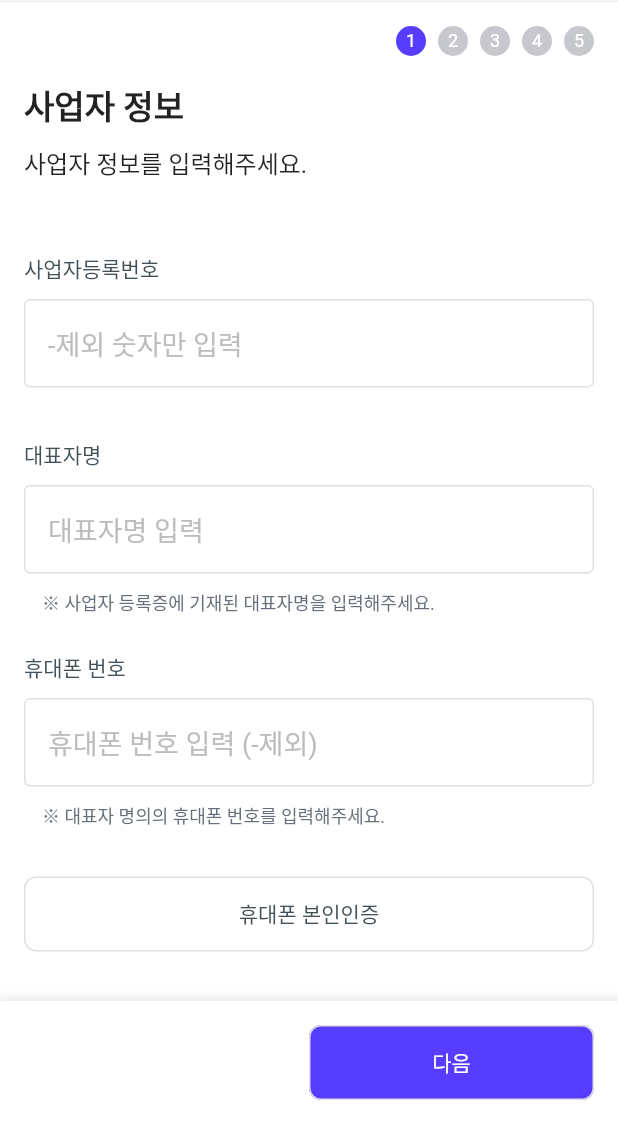
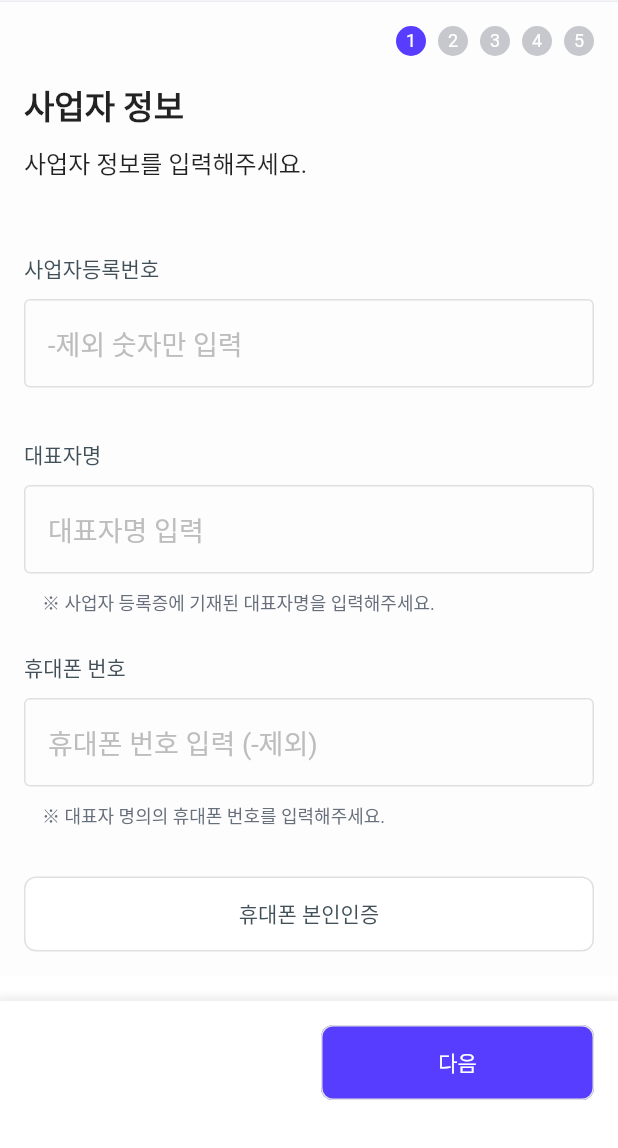
Before and after one commit to wkdgus1164/pokerspot_partner_app, a Flutter app: the ShopProcessBusinessView screen opened directly, on a phone screen of 412 x 824 dp, the part 88-1236 px from its top. Run offline on Flutter 3.47's test engine with Material 2 defaults, Android fonts, the phone set to English and light mode, and no system bars; our stand-ins replace card_swiper, flutter_svg, go_router.

Commit message:
add: 신규 매장 등록 - 기본 정보

```diff
--- a/lib/common/routes/base/shop.dart
+++ b/lib/common/routes/base/shop.dart
@@ -5,6 +5,7 @@ import 'package:pokerspot_partner_app/common/routes/custom_route/right_to_left.d
 import 'package:pokerspot_partner_app/ui/shop/new/guide/views/guide_tab_view.dart';
 import 'package:pokerspot_partner_app/ui/shop/new/intro/views/intro_view.dart';
 import 'package:pokerspot_partner_app/ui/shop/new/process/business/views/business_view.dart';
+import 'package:pokerspot_partner_app/ui/shop/new/process/essential/views/essential_view.dart';
 
 const String shopPath = 'shop';
 
@@ -13,6 +14,7 @@ enum ShopRoutes {
   newGuide('$shopPath/new/guide'),
 
   processBusiness('$shopPath/process/business'),
+  processEssential('$shopPath/process/essential'),
   ;
 
   const ShopRoutes(this.path);
@@ -24,10 +26,14 @@ Map<String, Widget Function(BuildContext)> shopNamedRoutes = {
   ShopRoutes.newIntro.path: (context) => const ShopNewIntroView(),
   ShopRoutes.newGuide.path: (context) => const ShopNewGuideTabView(),
   ShopRoutes.processBusiness.path: (context) => const ShopProcessBusinessView(),
+  ShopRoutes.processEssential.path: (context) =>
+      const ShopProcessEssentialView(),
 };
 
 List<RouteBase> shopRoutes = [
   rightToLeft(ShopRoutes.newIntro.path, const ShopNewIntroView()),
   bottomToTop(ShopRoutes.newGuide.path, const ShopNewGuideTabView()),
   rightToLeft(ShopRoutes.processBusiness.path, const ShopProcessBusinessView()),
+  rightToLeft(
+      ShopRoutes.processEssential.path, const ShopProcessEssentialView()),
 ];
--- a/lib/ui/shop/new/process/business/views/business_view.dart
+++ b/lib/ui/shop/new/process/business/views/business_view.dart
@@ -1,8 +1,10 @@
 import 'package:flutter/material.dart';
+import 'package:go_router/go_router.dart';
 import 'package:pokerspot_partner_app/common/components/app_bar/app_bar.dart';
 import 'package:pokerspot_partner_app/common/components/button/custom_button.dart';
 import 'package:pokerspot_partner_app/common/components/text_field/text_field_set.dart';
 import 'package:pokerspot_partner_app/common/constants/sizes.dart';
+import 'package:pokerspot_partner_app/common/routes/base/shop.dart';
 import 'package:pokerspot_partner_app/common/theme/color.dart';
 import 'package:pokerspot_partner_app/common/theme/typography.dart';
 import 'package:pokerspot_partner_app/ui/shop/new/process/components/steps.dart';
@@ -34,8 +36,10 @@ class ShopProcessBusinessView extends StatelessWidget {
               child: SingleChildScrollView(
                 child: Container(
                   padding: const EdgeInsets.all(padding16),
+                  color: backgroundColor,
                   child: Column(
                     crossAxisAlignment: CrossAxisAlignment.stretch,
+                    mainAxisSize: MainAxisSize.max,
                     children: [
                       const ShopProcessSteps(index: 1),
                       const SizedBox(height: padding16),
@@ -43,43 +47,35 @@ class ShopProcessBusinessView extends StatelessWidget {
                       const SizedBox(height: padding10),
                       Text('사업자 정보를 입력해주세요.', style: bodySmall),
                       const SizedBox(height: padding48),
-                      CustomTextFieldSet(
-                        inputLabel: '사업자등록번호',
-                        keyboardType: TextInputType.number,
-                        isPassword: false,
-                        inputHintText: '-제외 숫자만 입력',
-                        onTextFieldChanged: (_) {},
-                      ),
+
+                      // 사업자등록번호
+                      _buildBusinessNumber(),
                       const SizedBox(height: padding24),
-                      CustomTextFieldSet(
-                        inputLabel: '대표자명',
-                        keyboardType: TextInputType.text,
-                        isPassword: false,
-                        inputHintText: '대표자명 입력',
-                        onTextFieldChanged: (_) {},
-                        captionText: '※ 사업자 등록증에 기재된 대표자명을 입력해주세요.',
-                      ),
+
+                      // 대표자명
+                      _buildOwner(),
                       const SizedBox(height: padding24),
-                      CustomTextFieldSet(
-                        inputLabel: '휴대폰 번호',
-                        keyboardType: TextInputType.number,
-                        isPassword: false,
-                        inputHintText: '휴대폰 번호 입력 (-제외)',
-                        onTextFieldChanged: (_) {},
-                        captionText: '※ 대표자 명의의 휴대폰 번호를 입력해주세요.',
-                      ),
+
+                      // 휴대폰 번호
+                      _buildPhone(),
                       const SizedBox(height: padding32),
-                      CustomButton(
-                        customButtonTheme: CustomButtonTheme.light,
-                        text: '휴대폰 본인인증',
-                        onPressed: () {},
-                      ),
+
+                      // 휴대폰 본인인증
+                      _buildVerify(),
                     ],
                   ),
                 ),
               ),
             ),
-            Container(
+            _buildNextButton(context),
+          ],
+        ),
+      ),
+    );
+  }
+
+  Container _buildNextButton(BuildContext context) {
+    return Container(
       width: double.infinity,
       padding: const EdgeInsets.only(
         top: padding16,
@@ -100,18 +96,57 @@ class ShopProcessBusinessView extends StatelessWidget {
       ),
       child: Row(children: [
         const Expanded(child: SizedBox()),
+        const SizedBox(width: padding16),
         Expanded(
           child: CustomButton(
             text: '다음',
             customButtonTheme: CustomButtonTheme.primary,
-                    onPressed: () {},
+            onPressed: () => context.pushNamed(
+              ShopRoutes.processEssential.path,
+            ),
           ),
         ),
       ]),
-            )
-          ],
-        ),
-      ),
+    );
+  }
+
+  CustomButton _buildVerify() {
+    return CustomButton(
+      customButtonTheme: CustomButtonTheme.light,
+      text: '휴대폰 본인인증',
+      onPressed: () {},
+    );
+  }
+
+  CustomTextFieldSet _buildPhone() {
+    return CustomTextFieldSet(
+      inputLabel: '휴대폰 번호',
+      keyboardType: TextInputType.number,
+      isPassword: false,
+      inputHintText: '휴대폰 번호 입력 (-제외)',
+      onTextFieldChanged: (_) {},
+      captionText: '※ 대표자 명의의 휴대폰 번호를 입력해주세요.',
+    );
+  }
+
+  CustomTextFieldSet _buildOwner() {
+    return CustomTextFieldSet(
+      inputLabel: '대표자명',
+      keyboardType: TextInputType.text,
+      isPassword: false,
+      inputHintText: '대표자명 입력',
+      onTextFieldChanged: (_) {},
+      captionText: '※ 사업자 등록증에 기재된 대표자명을 입력해주세요.',
+    );
+  }
+
+  CustomTextFieldSet _buildBusinessNumber() {
+    return CustomTextFieldSet(
+      inputLabel: '사업자등록번호',
+      keyboardType: TextInputType.number,
+      isPassword: false,
+      inputHintText: '-제외 숫자만 입력',
+      onTextFieldChanged: (_) {},
     );
   }
 }
```
Also changed, not shown: lib/ui/shop/new/process/essential/components/address_form.dart (added, +75 -0 lines), lib/ui/shop/new/process/essential/views/essential_view.dart (added, +168 -0 lines). Lines whose indentation alone changed are shown as unchanged.
